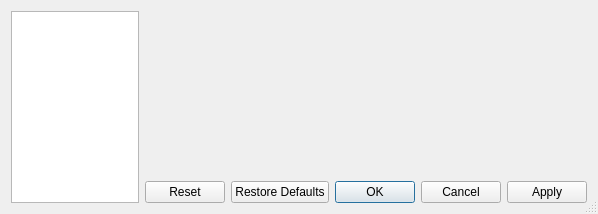
This is src/mumble/ConfigDialog.ui in mumble-voip/mumble as Qt 5 draws it before an edit. The edited form follows.
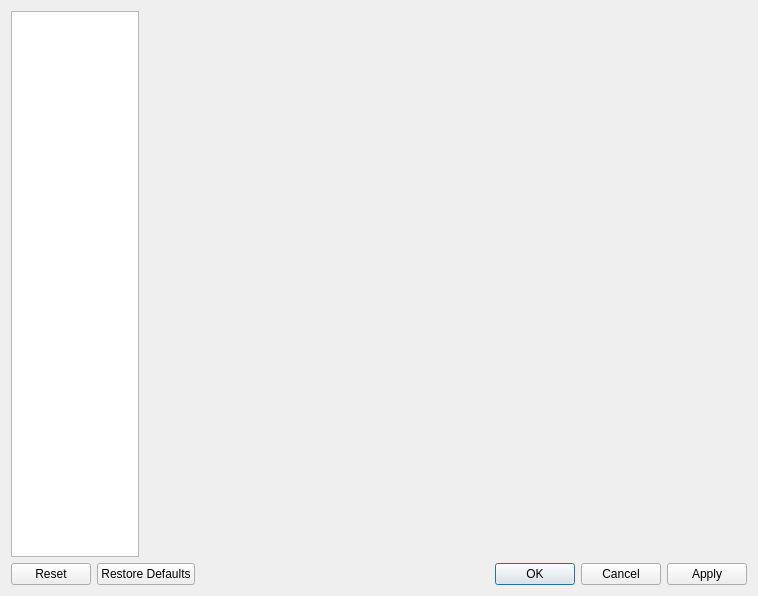
This is the edited form.

Commit message: Patch #1785192 by metz - ConfigDialog fixes

The edit to the form file:
```diff
--- a/src/mumble/ConfigDialog.ui
+++ b/src/mumble/ConfigDialog.ui
@@ -1,28 +1,45 @@
 <ui version="4.0" >
  <class>ConfigDialog</class>
  <widget class="QDialog" name="ConfigDialog" >
+  <property name="geometry" >
+   <rect>
+    <x>0</x>
+    <y>0</y>
+    <width>758</width>
+    <height>596</height>
+   </rect>
+  </property>
   <property name="windowTitle" >
    <string>Mumble Configuration</string>
   </property>
-  <property name="sizeGripEnabled" >
-   <bool>true</bool>
-  </property>
-  <layout class="QHBoxLayout" >
+  <layout class="QVBoxLayout" >
    <item>
     <layout class="QHBoxLayout" >
      <item>
       <widget class="QListWidget" name="qlwIcons" >
+       <property name="sizePolicy" >
+        <sizepolicy vsizetype="Expanding" hsizetype="Maximum" >
+         <horstretch>0</horstretch>
+         <verstretch>0</verstretch>
+        </sizepolicy>
+       </property>
+       <property name="minimumSize" >
+        <size>
+         <width>128</width>
+         <height>0</height>
+        </size>
+       </property>
        <property name="maximumSize" >
         <size>
          <width>128</width>
          <height>16777215</height>
         </size>
        </property>
-       <property name="movement" >
-        <enum>QListView::Static</enum>
-       </property>
-       <property name="spacing" >
-        <number>12</number>
+       <property name="iconSize" >
+        <size>
+         <width>96</width>
+         <height>84</height>
+        </size>
        </property>
        <property name="viewMode" >
         <enum>QListView::IconMode</enum>
@@ -32,9 +49,7 @@
      <item>
       <layout class="QVBoxLayout" >
        <item>
-        <widget class="QStackedWidget" name="qswPages" >
-         <widget class="QWidget" name="page" />
-        </widget>
+        <widget class="QStackedWidget" name="qswPages" />
        </item>
        <item>
         <spacer>
@@ -44,25 +59,52 @@
          <property name="sizeHint" >
           <size>
            <width>20</width>
-           <height>8</height>
+           <height>0</height>
           </size>
          </property>
         </spacer>
        </item>
-       <item>
-        <widget class="QDialogButtonBox" name="buttonBox" >
-         <property name="orientation" >
-          <enum>Qt::Horizontal</enum>
-         </property>
-         <property name="standardButtons" >
-          <set>QDialogButtonBox::Apply|QDialogButtonBox::Cancel|QDialogButtonBox::NoButton|QDialogButtonBox::Ok|QDialogButtonBox::Reset|QDialogButtonBox::RestoreDefaults</set>
-         </property>
-        </widget>
-       </item>
       </layout>
      </item>
     </layout>
    </item>
+   <item>
+    <layout class="QHBoxLayout" >
+     <item>
+      <widget class="QDialogButtonBox" name="pageButtonBox" >
+       <property name="orientation" >
+        <enum>Qt::Horizontal</enum>
+       </property>
+       <property name="standardButtons" >
+        <set>QDialogButtonBox::NoButton|QDialogButtonBox::Reset|QDialogButtonBox::RestoreDefaults</set>
+       </property>
+      </widget>
+     </item>
+     <item>
+      <spacer>
+       <property name="orientation" >
+        <enum>Qt::Horizontal</enum>
+       </property>
+       <property name="sizeHint" >
+        <size>
+         <width>40</width>
+         <height>20</height>
+        </size>
+       </property>
+      </spacer>
+     </item>
+     <item>
+      <widget class="QDialogButtonBox" name="dialogButtonBox" >
+       <property name="orientation" >
+        <enum>Qt::Horizontal</enum>
+       </property>
+       <property name="standardButtons" >
+        <set>QDialogButtonBox::Apply|QDialogButtonBox::Cancel|QDialogButtonBox::NoButton|QDialogButtonBox::Ok</set>
+       </property>
+      </widget>
+     </item>
+    </layout>
+   </item>
   </layout>
  </widget>
  <resources/>
```
Left out of the diff: 24 changed lines with no effect on the pictures. The commit also changes 4 other files.
